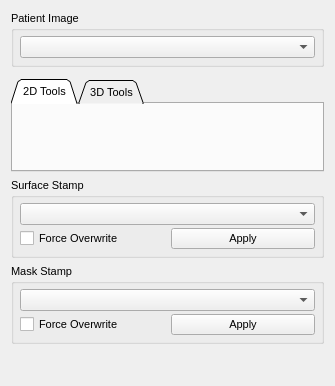
This is Plugins/org.mitk.gui.qt.multilabelsegmentation/src/internal/QmitkMultiLabelSegmentationControls.ui in MITK/MITK as Qt 5 draws it before an edit. The edited form follows.
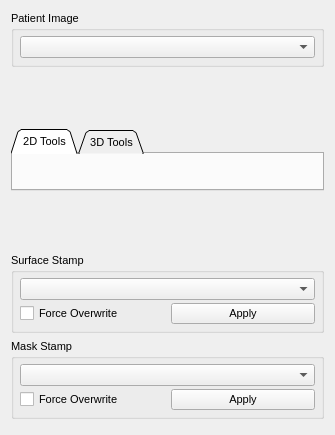
This is the edited form. Custom widgets are drawn as their Qt base class.

Commit message: trying to fix GUI layers

Diff of the .ui file:
```diff
--- a/Plugins/org.mitk.gui.qt.multilabelsegmentation/src/internal/QmitkMultiLabelSegmentationControls.ui
+++ b/Plugins/org.mitk.gui.qt.multilabelsegmentation/src/internal/QmitkMultiLabelSegmentationControls.ui
@@ -7,7 +7,7 @@
     <x>0</x>
     <y>0</y>
     <width>335</width>
-    <height>386</height>
+    <height>412</height>
    </rect>
   </property>
   <property name="sizePolicy">
@@ -69,14 +69,27 @@
     </widget>
    </item>
    <item>
-    <widget class="QmitkLabelSetWidget" name="m_LabelSetWidget" native="true"/>
+    <widget class="QmitkLabelSetWidget" name="m_LabelSetWidget" native="true">
+     <property name="sizePolicy">
+      <sizepolicy hsizetype="Preferred" vsizetype="MinimumExpanding">
+       <horstretch>0</horstretch>
+       <verstretch>0</verstretch>
+      </sizepolicy>
+     </property>
+     <property name="minimumSize">
+      <size>
+       <width>0</width>
+       <height>50</height>
+      </size>
+     </property>
+    </widget>
    </item>
    <item>
     <widget class="QTabWidget" name="tabWidgetSegmentationTools">
      <property name="sizePolicy">
-      <sizepolicy hsizetype="Minimum" vsizetype="Minimum">
+      <sizepolicy hsizetype="Minimum" vsizetype="MinimumExpanding">
        <horstretch>0</horstretch>
-       <verstretch>0</verstretch>
+       <verstretch>50</verstretch>
       </sizepolicy>
      </property>
      <property name="layoutDirection">
@@ -111,9 +124,6 @@
        <string>2D Tools</string>
       </attribute>
       <layout class="QVBoxLayout" name="verticalLayout">
-       <property name="margin">
-        <number>6</number>
-       </property>
        <item>
         <widget class="QmitkToolGUIArea" name="m_ManualToolGUIContainer2D" native="true">
          <property name="sizePolicy">
@@ -147,30 +157,17 @@
         </widget>
        </item>
        <item>
-        <widget class="QmitkSlicesInterpolator" name="m_SlicesInterpolator" native="true">
-         <property name="sizePolicy">
-          <sizepolicy hsizetype="Minimum" vsizetype="Fixed">
-           <horstretch>0</horstretch>
-           <verstretch>0</verstretch>
-          </sizepolicy>
-         </property>
-         <property name="font">
-          <font>
-           <weight>50</weight>
-           <bold>false</bold>
-          </font>
-         </property>
-        </widget>
-       </item>
-       <item>
-        <spacer name="verticalSpacer_2">
+        <spacer name="verticalSpacer">
          <property name="orientation">
           <enum>Qt::Vertical</enum>
          </property>
+         <property name="sizeType">
+          <enum>QSizePolicy::MinimumExpanding</enum>
+         </property>
          <property name="sizeHint" stdset="0">
           <size>
            <width>20</width>
-           <height>40</height>
+           <height>5</height>
           </size>
          </property>
         </spacer>
@@ -224,14 +221,17 @@
         </widget>
        </item>
        <item>
-        <spacer name="verticalSpacer">
+        <spacer name="verticalSpacer_2">
          <property name="orientation">
           <enum>Qt::Vertical</enum>
          </property>
+         <property name="sizeType">
+          <enum>QSizePolicy::MinimumExpanding</enum>
+         </property>
          <property name="sizeHint" stdset="0">
           <size>
            <width>20</width>
-           <height>40</height>
+           <height>5</height>
           </size>
          </property>
         </spacer>
@@ -240,6 +240,28 @@
      </widget>
     </widget>
    </item>
+   <item>
+    <widget class="QmitkSlicesInterpolator" name="m_SlicesInterpolator" native="true">
+     <property name="sizePolicy">
+      <sizepolicy hsizetype="Minimum" vsizetype="Minimum">
+       <horstretch>0</horstretch>
+       <verstretch>0</verstretch>
+      </sizepolicy>
+     </property>
+     <property name="minimumSize">
+      <size>
+       <width>0</width>
+       <height>50</height>
+      </size>
+     </property>
+     <property name="font">
+      <font>
+       <weight>50</weight>
+       <bold>false</bold>
+      </font>
+     </property>
+    </widget>
+   </item>
    <item>
     <widget class="QGroupBox" name="groupBox_2">
      <property name="title">
@@ -331,10 +353,13 @@
      <property name="orientation">
       <enum>Qt::Vertical</enum>
      </property>
+     <property name="sizeType">
+      <enum>QSizePolicy::MinimumExpanding</enum>
+     </property>
      <property name="sizeHint" stdset="0">
       <size>
        <width>20</width>
-       <height>40</height>
+       <height>5</height>
       </size>
      </property>
     </spacer>
```
The commit also changes 2 other files.
